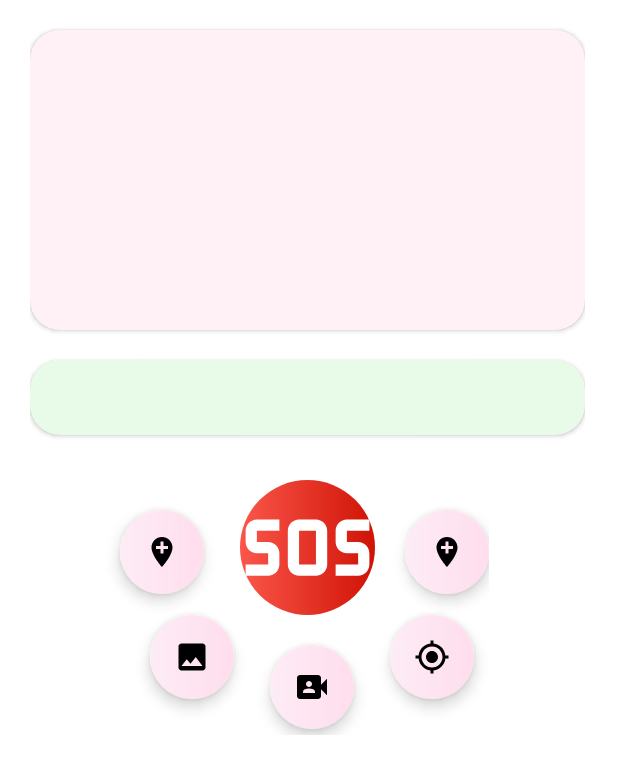
After one commit to ShrutiSaini07/navigationDW, an Android app: the layout home.xml on its own in the app's theme, with its tools: preview values and no code run, on a phone screen of 412 x 824 dp. The commit adds this screen. Shown: the top 774 px of the screen. Run offline under Robolectric (Android 15) with nearby library versions, the phone set to English and light mode, and no system bars.

Commit message:
navigation Updated

```diff
--- /dev/null
+++ b/app/src/main/res/drawable/baseline_add_location_24.xml
@@ -0,0 +1,5 @@
+<vector android:height="24dp" android:tint="#000000"
+    android:viewportHeight="24" android:viewportWidth="24"
+    android:width="24dp" xmlns:android="http://schemas.android.com/apk/res/android">
+    <path android:fillColor="@android:color/white" android:pathData="M12,2C8.14,2 5,5.14 5,9c0,5.25 7,13 7,13s7,-7.75 7,-13c0,-3.86 -3.14,-7 -7,-7zM16,10h-3v3h-2v-3L8,10L8,8h3L11,5h2v3h3v2z"/>
+</vector>
--- /dev/null
+++ b/app/src/main/res/drawable/baseline_image_24.xml
@@ -0,0 +1,5 @@
+<vector android:height="24dp" android:tint="#000000"
+    android:viewportHeight="24" android:viewportWidth="24"
+    android:width="24dp" xmlns:android="http://schemas.android.com/apk/res/android">
+    <path android:fillColor="@android:color/white" android:pathData="M21,19V5c0,-1.1 -0.9,-2 -2,-2H5c-1.1,0 -2,0.9 -2,2v14c0,1.1 0.9,2 2,2h14c1.1,0 2,-0.9 2,-2zM8.5,13.5l2.5,3.01L14.5,12l4.5,6H5l3.5,-4.5z"/>
+</vector>
--- /dev/null
+++ b/app/src/main/res/drawable/baseline_my_location_24.xml
@@ -0,0 +1,5 @@
+<vector android:height="24dp" android:tint="#000000"
+    android:viewportHeight="24" android:viewportWidth="24"
+    android:width="24dp" xmlns:android="http://schemas.android.com/apk/res/android">
+    <path android:fillColor="@android:color/white" android:pathData="M12,8c-2.21,0 -4,1.79 -4,4s1.79,4 4,4 4,-1.79 4,-4 -1.79,-4 -4,-4zM20.94,11c-0.46,-4.17 -3.77,-7.48 -7.94,-7.94L13,1h-2v2.06C6.83,3.52 3.52,6.83 3.06,11L1,11v2h2.06c0.46,4.17 3.77,7.48 7.94,7.94L11,23h2v-2.06c4.17,-0.46 7.48,-3.77 7.94,-7.94L23,13v-2h-2.06zM12,19c-3.87,0 -7,-3.13 -7,-7s3.13,-7 7,-7 7,3.13 7,7 -3.13,7 -7,7z"/>
+</vector>
--- /dev/null
+++ b/app/src/main/res/drawable/baseline_sos_24.xml
@@ -0,0 +1,5 @@
+<vector android:height="24dp" android:tint="#FFFFFF"
+    android:viewportHeight="24" android:viewportWidth="24"
+    android:width="24dp" xmlns:android="http://schemas.android.com/apk/res/android">
+    <path android:fillColor="@android:color/white" android:pathData="M13.5,7h-3c-1.1,0 -2,0.9 -2,2v6c0,1.1 0.9,2 2,2h3c1.1,0 2,-0.9 2,-2V9C15.5,7.9 14.6,7 13.5,7zM13.5,15h-3V9h3V15zM1,15h4v-2H3c-1.1,0 -2,-0.9 -2,-2V9c0,-1.1 0.9,-2 2,-2h4v2H3v2h2c1.1,0 2,0.9 2,2v2c0,1.1 -0.9,2 -2,2H1V15zM17,15h4v-2h-2c-1.1,0 -2,-0.9 -2,-2V9c0,-1.1 0.9,-2 2,-2h4v2h-4v2h2c1.1,0 2,0.9 2,2v2c0,1.1 -0.9,2 -2,2h-4V15z"/>
+</vector>
--- /dev/null
+++ b/app/src/main/res/drawable/baseline_video_camera_front_24.xml
@@ -0,0 +1,5 @@
+<vector android:height="24dp" android:tint="#000000"
+    android:viewportHeight="24" android:viewportWidth="24"
+    android:width="24dp" xmlns:android="http://schemas.android.com/apk/res/android">
+    <path android:fillColor="@android:color/white" android:pathData="M18,10.48V6c0,-1.1 -0.9,-2 -2,-2H4C2.9,4 2,4.9 2,6v12c0,1.1 0.9,2 2,2h12c1.1,0 2,-0.9 2,-2v-4.48l4,3.98v-11L18,10.48zM10,8c1.1,0 2,0.9 2,2s-0.9,2 -2,2s-2,-0.9 -2,-2S8.9,8 10,8zM14,16H6v-0.57c0,-0.81 0.48,-1.53 1.22,-1.85C8.07,13.21 9.01,13 10,13c0.99,0 1.93,0.21 2.78,0.58C13.52,13.9 14,14.62 14,15.43V16z"/>
+</vector>
--- /dev/null
+++ b/app/src/main/res/drawable/image.xml
@@ -0,0 +1,25 @@
+<?xml version="1.0" encoding="utf-8"?>
+<layer-list xmlns:android="http://schemas.android.com/apk/res/android">
+    <item>
+
+        <shape
+            android:shape="rectangle">
+
+
+            <corners
+                android:radius="250dp">
+            </corners>
+            <gradient
+                android:startColor="#FDECF5"
+                android:endColor="#FFDDED"/>
+
+        </shape>
+    </item>
+    <item android:gravity="center">
+        <vector android:height="24dp" android:tint="#000000"
+            android:viewportHeight="24" android:viewportWidth="24"
+            android:width="24dp" xmlns:android="http://schemas.android.com/apk/res/android">
+            <path android:fillColor="@android:color/white" android:pathData="M21,19V5c0,-1.1 -0.9,-2 -2,-2H5c-1.1,0 -2,0.9 -2,2v14c0,1.1 0.9,2 2,2h14c1.1,0 2,-0.9 2,-2zM8.5,13.5l2.5,3.01L14.5,12l4.5,6H5l3.5,-4.5z"/>
+        </vector>
+    </item>
+</layer-list>
--- /dev/null
+++ b/app/src/main/res/drawable/live.xml
@@ -0,0 +1,26 @@
+<?xml version="1.0" encoding="utf-8"?>
+<layer-list xmlns:android="http://schemas.android.com/apk/res/android">
+    <item>
+
+        <shape
+            android:shape="rectangle">
+
+
+            <corners
+                android:radius="250dp">
+            </corners>
+            <gradient
+                android:startColor="#FDECF5"
+                android:endColor="#FFDDED"/>
+
+        </shape>
+    </item>
+    <item android:gravity="center">
+        <vector android:height="24dp" android:tint="#000000"
+            android:viewportHeight="24" android:viewportWidth="24"
+            android:width="24dp" xmlns:android="http://schemas.android.com/apk/res/android">
+            <path android:fillColor="@android:color/white" android:pathData="M12,8c-2.21,0 -4,1.79 -4,4s1.79,4 4,4 4,-1.79 4,-4 -1.79,-4 -4,-4zM20.94,11c-0.46,-4.17 -3.77,-7.48 -7.94,-7.94L13,1h-2v2.06C6.83,3.52 3.52,6.83 3.06,11L1,11v2h2.06c0.46,4.17 3.77,7.48 7.94,7.94L11,23h2v-2.06c4.17,-0.46 7.48,-3.77 7.94,-7.94L23,13v-2h-2.06zM12,19c-3.87,0 -7,-3.13 -7,-7s3.13,-7 7,-7 7,3.13 7,7 -3.13,7 -7,7z"/>
+        </vector>
+
+    </item>
+</layer-list>
--- /dev/null
+++ b/app/src/main/res/drawable/sos.xml
@@ -0,0 +1,19 @@
+<?xml version="1.0" encoding="utf-8"?>
+<layer-list xmlns:android="http://schemas.android.com/apk/res/android">
+    <item>
+        <shape
+            android:shape="oval">
+            <gradient
+                android:startColor="#FB564A"
+                android:endColor="#CF1306"/>
+        </shape>
+    </item>
+
+    <item android:gravity="center">
+        <vector android:height="40dp" android:tint="#FFFFFF"
+            android:viewportHeight="24" android:viewportWidth="24"
+            android:width="40dp" xmlns:android="http://schemas.android.com/apk/res/android">
+            <path android:fillColor="@android:color/white" android:pathData="M13.5,7h-3c-1.1,0 -2,0.9 -2,2v6c0,1.1 0.9,2 2,2h3c1.1,0 2,-0.9 2,-2V9C15.5,7.9 14.6,7 13.5,7zM13.5,15h-3V9h3V15zM1,15h4v-2H3c-1.1,0 -2,-0.9 -2,-2V9c0,-1.1 0.9,-2 2,-2h4v2H3v2h2c1.1,0 2,0.9 2,2v2c0,1.1 -0.9,2 -2,2H1V15zM17,15h4v-2h-2c-1.1,0 -2,-0.9 -2,-2V9c0,-1.1 0.9,-2 2,-2h4v2h-4v2h2c1.1,0 2,0.9 2,2v2c0,1.1 -0.9,2 -2,2h-4V15z"/>
+        </vector>
+    </item>
+</layer-list>
--- /dev/null
+++ b/app/src/main/res/drawable/trackme.xml
@@ -0,0 +1,25 @@
+<?xml version="1.0" encoding="utf-8"?>
+<layer-list xmlns:android="http://schemas.android.com/apk/res/android">
+    <item>
+
+        <shape
+            android:shape="rectangle">
+
+
+            <corners
+                android:radius="250dp">
+            </corners>
+            <gradient
+                android:startColor="#FDECF5"
+                android:endColor="#FFDDED"/>
+
+        </shape>
+    </item>
+    <item android:gravity="center">
+        <vector android:height="24dp" android:tint="#000000"
+            android:viewportHeight="24" android:viewportWidth="24"
+            android:width="24dp" xmlns:android="http://schemas.android.com/apk/res/android">
+            <path android:fillColor="@android:color/white" android:pathData="M12,2C8.14,2 5,5.14 5,9c0,5.25 7,13 7,13s7,-7.75 7,-13c0,-3.86 -3.14,-7 -7,-7zM16,10h-3v3h-2v-3L8,10L8,8h3L11,5h2v3h3v2z"/>
+        </vector>
+    </item>
+</layer-list>
--- /dev/null
+++ b/app/src/main/res/drawable/video.xml
@@ -0,0 +1,25 @@
+<?xml version="1.0" encoding="utf-8"?>
+<layer-list xmlns:android="http://schemas.android.com/apk/res/android">
+    <item>
+
+        <shape
+            android:shape="rectangle">
+
+
+            <corners
+                android:radius="250dp">
+            </corners>
+            <gradient
+                android:startColor="#FDECF5"
+                android:endColor="#FFDDED"/>
+
+        </shape>
+    </item>
+    <item android:gravity="center">
+        <vector android:height="24dp" android:tint="#000000"
+            android:viewportHeight="24" android:viewportWidth="24"
+            android:width="24dp" xmlns:android="http://schemas.android.com/apk/res/android">
+            <path android:fillColor="@android:color/white" android:pathData="M18,10.48V6c0,-1.1 -0.9,-2 -2,-2H4C2.9,4 2,4.9 2,6v12c0,1.1 0.9,2 2,2h12c1.1,0 2,-0.9 2,-2v-4.48l4,3.98v-11L18,10.48zM10,8c1.1,0 2,0.9 2,2s-0.9,2 -2,2s-2,-0.9 -2,-2S8.9,8 10,8zM14,16H6v-0.57c0,-0.81 0.48,-1.53 1.22,-1.85C8.07,13.21 9.01,13 10,13c0.99,0 1.93,0.21 2.78,0.58C13.52,13.9 14,14.62 14,15.43V16z"/>
+        </vector>
+    </item>
+</layer-list>
--- /dev/null
+++ b/app/src/main/res/layout/home.xml
@@ -0,0 +1,86 @@
+<?xml version="1.0" encoding="utf-8"?>
+<ScrollView xmlns:android="http://schemas.android.com/apk/res/android"
+    android:layout_width="match_parent"
+    android:layout_height="match_parent"
+    xmlns:tools="http://schemas.android.com/tools"
+    xmlns:app="http://schemas.android.com/apk/res-auto"
+    android:orientation="vertical">
+
+    <LinearLayout
+        android:layout_width="wrap_content"
+        android:layout_height="wrap_content"
+        android:orientation="vertical"
+        android:layout_marginLeft="20dp">
+
+        <androidx.cardview.widget.CardView
+            android:id="@+id/slide"
+            android:layout_width="370dp"
+            android:layout_height="200dp"
+            android:layout_marginTop="20dp"
+            app:cardCornerRadius="20dp"
+            android:backgroundTint="#FFF1F5" />
+
+        <androidx.cardview.widget.CardView
+            android:id="@+id/maps"
+            android:layout_width="370dp"
+            android:layout_height="50dp"
+            android:layout_marginTop="20dp"
+            android:backgroundTint="#E8FBE9"
+            app:cardCornerRadius="20dp" />
+
+
+        <RelativeLayout
+            android:layout_width="wrap_content"
+            android:layout_height="170dp"
+            android:layout_marginTop="30dp">
+
+            <ImageView
+                android:layout_width="90dp"
+                android:layout_height="90dp"
+                android:src="@drawable/sos"
+                android:layout_marginLeft="140dp"/>
+
+            <com.google.android.material.floatingactionbutton.FloatingActionButton
+                android:layout_width="60dp"
+                android:layout_height="60dp"
+                android:layout_marginLeft="60dp"
+                android:layout_marginTop="20dp"
+                style="@style/floating2"/>
+
+            <com.google.android.material.floatingactionbutton.FloatingActionButton
+                android:layout_width="60dp"
+                android:layout_height="60dp"
+                android:layout_marginTop="90dp"
+                android:layout_marginLeft="80dp"
+                style="@style/floating3"/>
+
+            <com.google.android.material.floatingactionbutton.FloatingActionButton
+                android:layout_width="60dp"
+                android:layout_height="60dp"
+                android:layout_marginTop="110dp"
+                android:layout_marginLeft="160dp"
+                style="@style/floating4"/>
+
+            <com.google.android.material.floatingactionbutton.FloatingActionButton
+                android:layout_width="60dp"
+                android:layout_height="60dp"
+                android:layout_marginTop="90dp"
+                android:layout_marginLeft="240dp"
+                style="@style/floating5"/>
+
+
+            <com.google.android.material.floatingactionbutton.FloatingActionButton
+                android:layout_width="60dp"
+                android:layout_height="60dp"
+                android:layout_marginLeft="250dp"
+                android:layout_marginTop="20dp"
+                style="@style/floating2"/>
+
+
+        </RelativeLayout>
+
+    </LinearLayout>
+
+
+
+</ScrollView>
--- a/app/src/main/res/values/themes.xml
+++ b/app/src/main/res/values/themes.xml
@@ -15,9 +15,44 @@
         <item name="fontFamily">@font/regular</item>
     </style>
 
+
     <style name="floating" parent="Widget.Design.FloatingActionButton">
         <item name = "android:foreground">
             @drawable/button
         </item>
     </style>
+
+    <style name="floating1" parent="Widget.Design.FloatingActionButton">
+        <item name = "android:foreground">
+            @drawable/sos
+        </item>
+    </style>
+
+
+    <style name="floating2" parent="Widget.Design.FloatingActionButton">
+        <item name = "android:foreground">
+            @drawable/trackme
+        </item>
+    </style>
+
+    <style name="floating3" parent="Widget.Design.FloatingActionButton">
+        <item name = "android:foreground">
+            @drawable/image
+        </item>
+    </style>
+
+    <style name="floating4" parent="Widget.Design.FloatingActionButton">
+        <item name = "android:foreground">
+            @drawable/video
+        </item>
+    </style>
+
+    <style name="floating5" parent="Widget.Design.FloatingActionButton">
+        <item name = "android:foreground">
+            @drawable/live
+        </item>
+    </style>
+
+
+
 </resources>
```
Also changed, not shown: app/src/main/res/drawable/sos.png (added).
